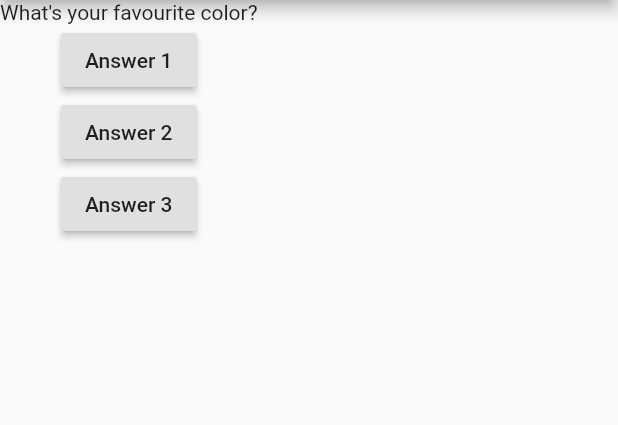
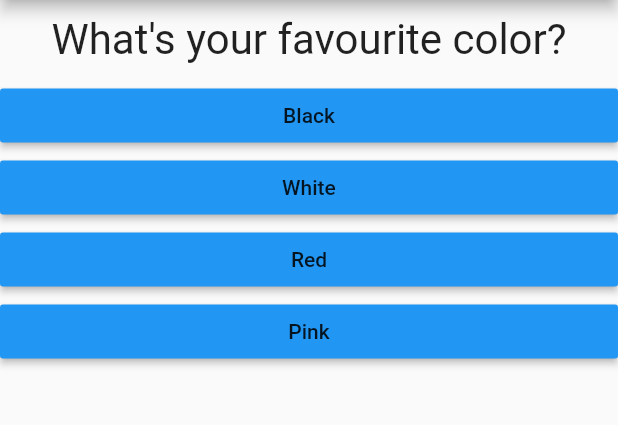
Before and after one commit to MirjahonMirsaidov/quiz_app, a Flutter app: the screen it shows after launch, on a phone screen of 412 x 824 dp, the part 84-509 px from its top. Run offline on Flutter 3.47's test engine with Material 2 defaults, Android fonts, the phone set to English and light mode, and no system bars.

Commit message:
ready to use

```diff
--- /dev/null
+++ b/lib/answer.dart
@@ -0,0 +1,19 @@
+import 'package:flutter/material.dart';
+
+class Answer extends StatelessWidget {
+  final Function selectHandler;
+  final String text;
+  const Answer(this.selectHandler, this.text);
+
+  @override
+  Widget build(BuildContext context) {
+    return Container(
+      width: double.infinity,
+      child: RaisedButton(
+        color: Colors.blue,
+        child: Text(text),
+        onPressed: selectHandler,
+      ),
+    );
+  }
+}
--- a/lib/main.dart
+++ b/lib/main.dart
@@ -1,4 +1,8 @@
 import 'package:flutter/material.dart';
+import 'package:flutter_app/result.dart';
+
+import './quiz.dart';
+import './result.dart';
 
 void main() {
   runApp(MyApp());
@@ -7,23 +11,56 @@ void main() {
 class MyApp extends StatefulWidget {
   @override
   State<StatefulWidget> createState() {
-    // TODO: implement createState
     return MyAppState();
   }
 }
 
 class MyAppState extends State {
   var questionIndex = 0;
+  var totalScore = 0;
+
+  resetEverything() {
+    setState(() {
+      questionIndex = 0;
+      totalScore = 0;
+    });
+  }
+
   var questions = [
-    "What's your favourite color?",
-    "What's your favourite animal?"
+    {
+      'question': "What's your favourite color?",
+      'answers': [
+        {'text': 'Black', 'score': 9},
+        {'text': 'White', 'score': 8},
+        {'text': 'Red', 'score': 5},
+        {'text': 'Pink', 'score': 5}
+      ]
+    },
+    {
+      'question': "What's your favourite animal?",
+      'answers': [
+        {'text': 'Dog', 'score': 9},
+        {'text': 'Cat', 'score': 8},
+        {'text': 'Elephant', 'score': 5},
+        {'text': 'Cow', 'score': 5}
+      ]
+    },
+    {
+      'question': "What's your favourite musician?",
+      'answers': [
+        {'text': 'BlackPink', 'score': 9},
+        {'text': 'Justin Bieber', 'score': 8},
+        {'text': 'Taylor Swift', 'score': 5},
+        {'text': 'Drake', 'score': 5}
+      ]
+    }
   ];
 
-  answerQuestion() {
+  answerQuestion(int answerScore) {
+    totalScore += answerScore;
     setState(() {
       questionIndex++;
     });
-    print('Answer ${questionIndex} chosen!');
   }
 
   @override
@@ -33,23 +70,13 @@ class MyAppState extends State {
         appBar: AppBar(
           title: Text('My First App'),
         ),
-        body: Column(
-          children: [
-            Text(questions[questionIndex]),
-            RaisedButton(
-              onPressed: answerQuestion,
-              child: Text('Answer 1'),
-            ),
-            RaisedButton(
-              onPressed: answerQuestion,
-              child: Text('Answer 2'),
-            ),
-            RaisedButton(
-              onPressed: answerQuestion,
-              child: Text('Answer 3'),
-            ),
-          ],
-        ),
+        body: questionIndex < questions.length
+            ? Quiz(
+                answerQuestion: answerQuestion,
+                questionIndex: questionIndex,
+                questions: questions,
+              )
+            : Result(totalScore, resetEverything),
       ),
     );
   }
--- /dev/null
+++ b/lib/question.dart
@@ -0,0 +1,19 @@
+import 'package:flutter/material.dart';
+
+class Question extends StatelessWidget {
+  final String question;
+  const Question(this.question);
+
+  @override
+  Widget build(BuildContext context) {
+    return Container(
+      width: double.infinity,
+      margin: EdgeInsets.all(10),
+      child: Text(
+        question,
+        style: TextStyle(fontSize: 28),
+        textAlign: TextAlign.center,
+      ),
+    );
+  }
+}
--- /dev/null
+++ b/lib/quiz.dart
@@ -0,0 +1,27 @@
+import 'package:flutter/material.dart';
+
+import './question.dart';
+import './answer.dart';
+
+class Quiz extends StatelessWidget {
+  final List<Map<String, Object>> questions;
+  final Function answerQuestion;
+  final int questionIndex;
+  const Quiz(
+      {@required this.questions,
+      @required this.answerQuestion,
+      @required this.questionIndex});
+
+  @override
+  Widget build(BuildContext context) {
+    return Column(
+      children: [
+        Question(questions[questionIndex]['question']),
+        ...(questions[questionIndex]['answers'] as List<Map<String, Object>>)
+            .map((answer) {
+          return Answer(() => answerQuestion(answer['score']), answer['text']);
+        })
+      ],
+    );
+  }
+}
```
Also changed, not shown: lib/result.dart (added, +39 -0 lines).
